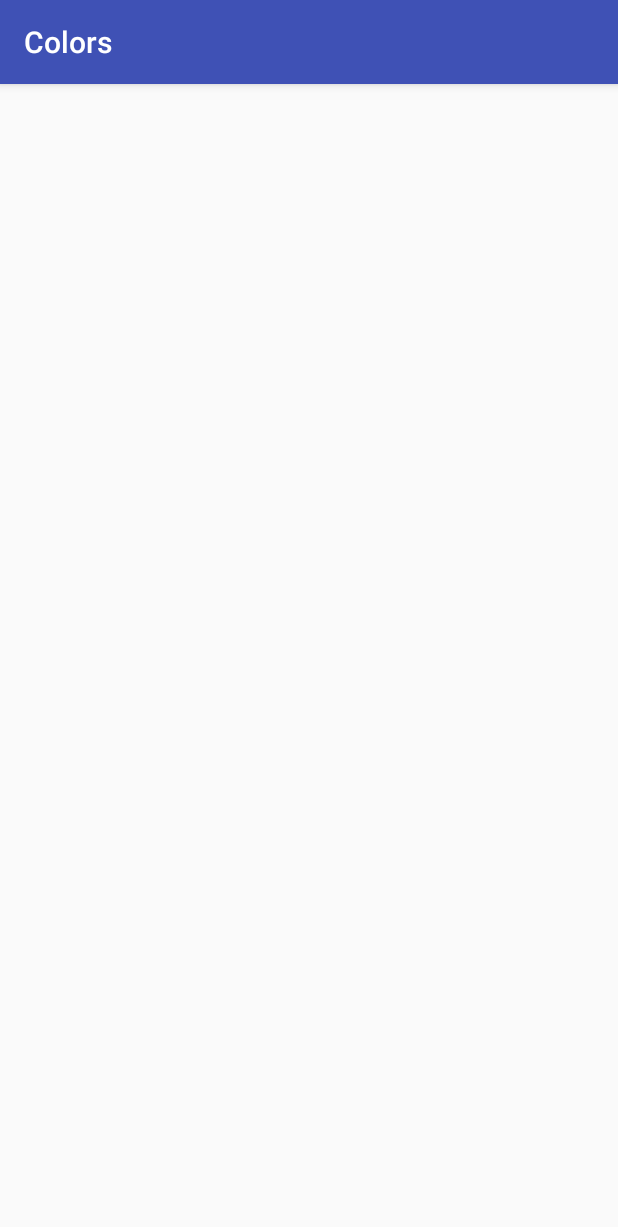
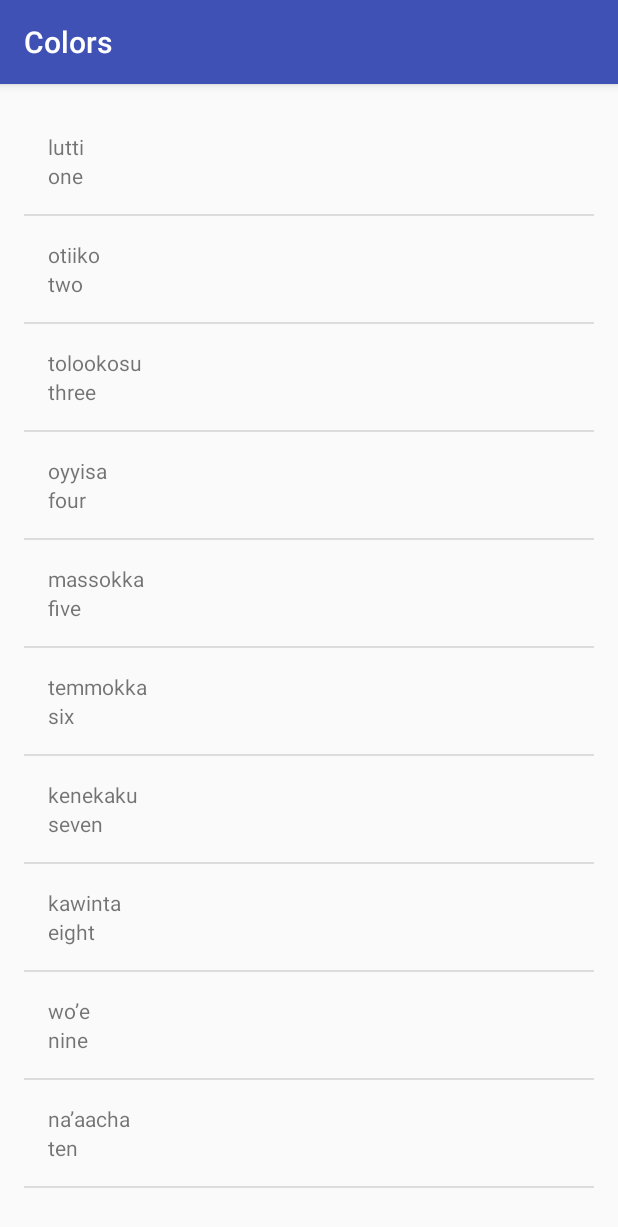
Before and after one commit to lunax28/Ud839_Miwok2, an Android app: the ColorsActivity screen opened directly, with no data from a screen before it, on a phone screen of 412 x 824 dp. Shown: the top 1227 px of the screen. Run offline under Robolectric (Android 15) with nearby library versions, the phone set to English and light mode, and no system bars.

Commit message:
End of Lesson Two

```diff
--- a/app/src/main/java/com/example/android/ud839_miwok/ColorsActivity.java
+++ b/app/src/main/java/com/example/android/ud839_miwok/ColorsActivity.java
@@ -2,6 +2,10 @@ package com.example.android.ud839_miwok;
 
 import android.support.v7.app.AppCompatActivity;
 import android.os.Bundle;
+import android.widget.ListView;
+
+import java.util.ArrayList;
+
 
 public class ColorsActivity extends AppCompatActivity {
 
@@ -9,5 +13,40 @@ public class ColorsActivity extends AppCompatActivity {
     protected void onCreate(Bundle savedInstanceState) {
         super.onCreate(savedInstanceState);
         setContentView(R.layout.word_list);
+
+        // Create a list of words
+        ArrayList<Word> words = new ArrayList<Word>();
+
+        words.add(new Word("one", "lutti"));
+        words.add(new Word("two", "otiiko"));
+        words.add(new Word("three", "tolookosu"));
+        words.add(new Word("four", "oyyisa"));
+        words.add(new Word("five", "massokka"));
+        words.add(new Word("six", "temmokka"));
+        words.add(new Word("seven", "kenekaku"));
+        words.add(new Word("eight", "kawinta"));
+        words.add(new Word("nine", "wo’e"));
+        words.add(new Word("ten", "na’aacha"));
+
+        // Create an {@link ArrayAdapter}, whose data source is a list of Strings. The
+        // adapter knows how to create layouts for each item in the list, using the
+        // simple_list_item_1.xml layout resource defined in the Android framework.
+        // This list item layout contains a single {@link TextView}, which the adapter will set to
+        // display a single word.
+        //ArrayAdapter<String> itemsAdapter =
+        //new ArrayAdapter<String>(this, R.layout.list_item, words);
+
+        WordAdapter adapter = new WordAdapter(this, words);
+
+        // Find the {@link ListView} object in the view hierarchy of the {@link Activity}.
+        // There should be a {@link ListView} with the view ID called list, which is declared in the
+        // word_listyout file.
+        ListView listView = (ListView) findViewById(R.id.list);
+
+        // Make the {@link ListView} use the {@link ArrayAdapter} we created above, so that the
+        // {@link ListView} will display list items for each word in the list of words.
+        // Do this by calling the setAdapter method on the {@link ListView} object and pass in
+        // 1 argument, which is the {@link ArrayAdapter} with the variable name itemsAdapter.
+        listView.setAdapter(adapter);
     }
 }
```
Also changed, not shown: app/src/main/java/com/example/android/ud839_miwok/FamilyActivity.java (+29 -0 lines), app/src/main/java/com/example/android/ud839_miwok/PhrasesActivity.java (+29 -0 lines).
